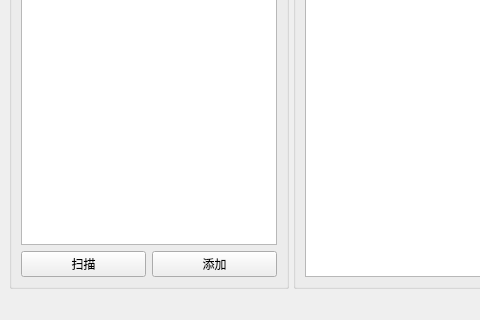
Qt form PC_control/FastPlanting/UI_MainWindow.ui (Unique-Workspace/Fast_Planting_System) before a commit; both pictures show x 0 to 480 and y 406 to 726 of the 904 by 726 pixel window.
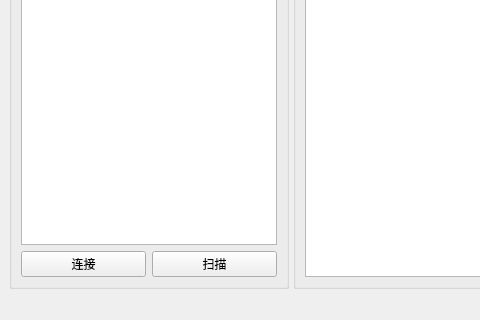
The same form after that commit.

Diff of the .ui file:
```diff
--- a/PC_control/FastPlanting/UI_MainWindow.ui
+++ b/PC_control/FastPlanting/UI_MainWindow.ui
@@ -52,7 +52,14 @@
           <item>
            <layout class="QHBoxLayout" name="horizontalLayout">
             <item>
-             <widget class="QPushButton" name="scanButton">
+             <widget class="QPushButton" name="button_open_serial">
+              <property name="text">
+               <string>连接</string>
+              </property>
+             </widget>
+            </item>
+            <item>
+             <widget class="QPushButton" name="button_scan">
               <property name="text">
                <string>扫描</string>
               </property>
@@ -61,13 +68,6 @@
               </property>
              </widget>
             </item>
-            <item>
-             <widget class="QPushButton" name="addButton">
-              <property name="text">
-               <string>添加</string>
-              </property>
-             </widget>
-            </item>
            </layout>
           </item>
          </layout>
```
Left out of the diff: 12 changed lines with no effect on the pictures.
